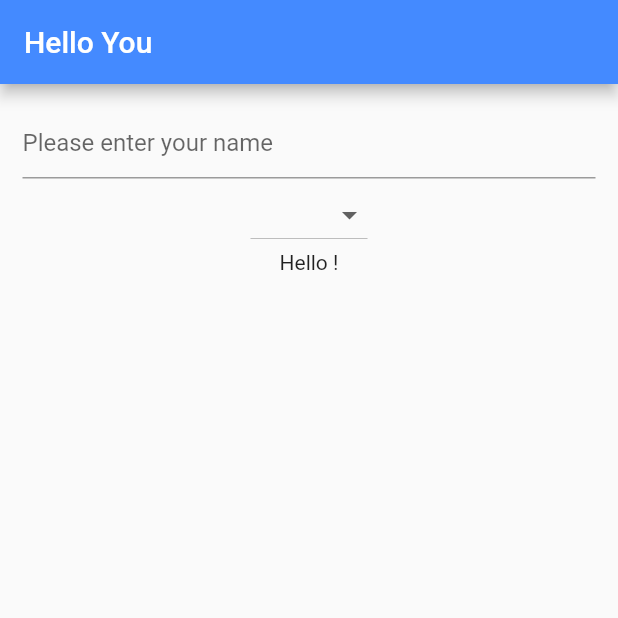
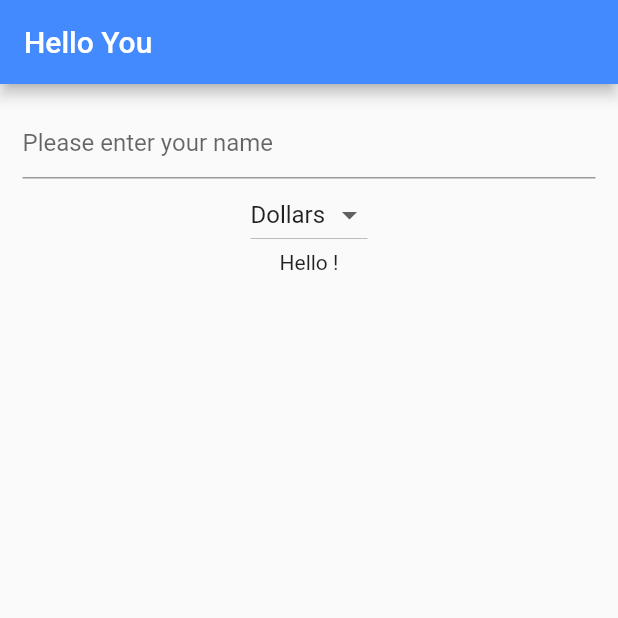
Before and after one commit to AfreenHasheem/TripCostApp, a Flutter app: the screen it shows after launch, on a phone screen of 412 x 824 dp, the top half of it. Run offline on Flutter 3.47's test engine with Material 2 defaults, Android fonts, the phone set to English and light mode, and no system bars.

```diff
--- a/lib/main.dart
+++ b/lib/main.dart
@@ -25,7 +25,8 @@ class HelloYou extends StatefulWidget{
 
 class _HelloYouState extends State<HelloYou>{
   String name = '';
-
+  final _currencies  = ['Dollars', 'Euro', 'Pounds'];
+  String currency = 'Dollars';
   @override
   Widget build(BuildContext context) {
     return Scaffold(
@@ -48,13 +49,16 @@ class _HelloYouState extends State<HelloYou>{
               },
             ),
             DropdownButton<String>(
-                items: ['Dollars', 'Euro', 'Pounds'].map((String value){
+                items: _currencies.map((String value){
                   return DropdownMenuItem<String>(
                     value: value,
                     child: Text(value),
                   );
             }).toList(),
-              onChanged: (String value) {},
+              value: currency,
+              onChanged: (String value) {
+                  _onDropdownChanged(value);
+              },
             ),
             Text('Hello ' +name + '!')
           ],
@@ -62,4 +66,11 @@ class _HelloYouState extends State<HelloYou>{
       ),
     );
   }
+
+   _onDropdownChanged(String value) {
+    setState(() {
+      this.currency = value;
+    });
+
+  }
 }
```
